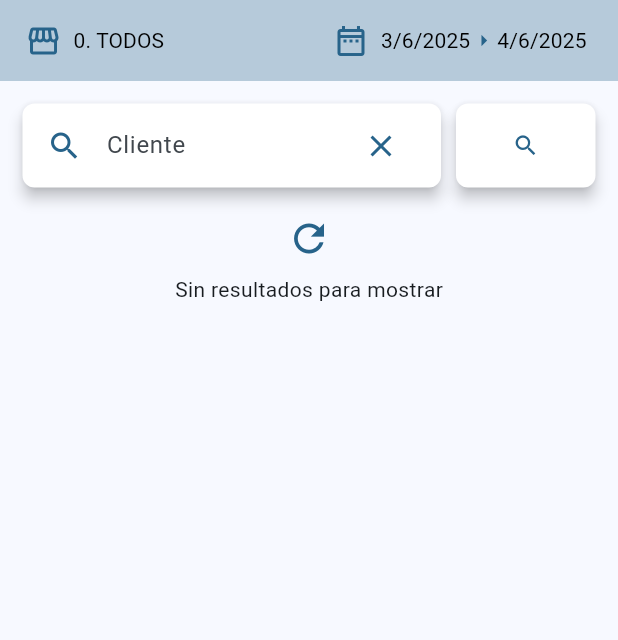
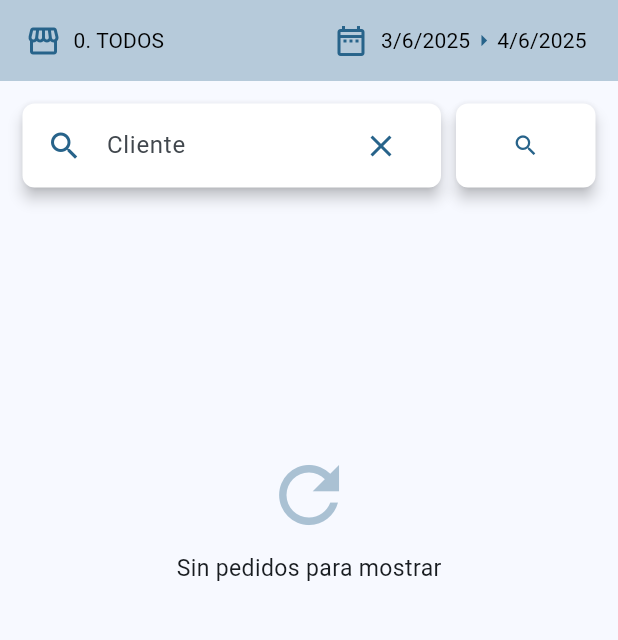
Before and after one commit to DanielPeregrino18/crm, a Flutter app: the Pedido screen opened by its route, on a phone screen of 412 x 824 dp, the part 84-724 px from its top. Run offline on Flutter 3.47's test engine with Material 3 defaults, Android fonts, the phone set to English and light mode, and no system bars; our stand-ins replace after_layout, dio, expandable, flutter_riverpod, flutter_screenutil, fluttertoast and 6 more; missing offline and left inert: dart:ffi; generated files the repository leaves out were written again; network calls fail.

Commit message:
feat: Se agregan indicadores de carga al consultar.

```diff
--- a/lib/presentation/screens/pedido/pedido.dart
+++ b/lib/presentation/screens/pedido/pedido.dart
@@ -26,6 +26,8 @@ class _PedidoState extends ConsumerState<Pedido> {
   bool isLoading = false;
 
   final GlobalKey<ScaffoldState> scaffoldKey = GlobalKey<ScaffoldState>();
+
+  late List<Almacen> almacenes = ref.watch(almacenesProvider);
 
   void guardarAlmacenes(List<Almacen> almacenes) async {
     if (almacenes.isNotEmpty) {
@@ -72,7 +74,6 @@ class _PedidoState extends ConsumerState<Pedido> {
   @override
   Widget build(BuildContext context) {
     final ColorScheme theme = Theme.of(context).colorScheme;
-    List<Almacen> almacenes = ref.watch(almacenesProvider);
 
     final CabsPedRangoVM cabsPedRangoVM = ref.watch(
       cabsPedRangoVMProvider.notifier,
@@ -80,6 +81,9 @@ class _PedidoState extends ConsumerState<Pedido> {
 
     final SearchController clienteSearchController =
         cabsPedRangoVM.pedidosVM.clienteSearchController;
+
+    final List<CabPedRangoModel>? cabsPedRango =
+        ref.watch(cabsPedRangoVMProvider).value;
 
     final List<Widget> searchBarActions = [
       IconButton(
@@ -89,9 +93,6 @@ class _PedidoState extends ConsumerState<Pedido> {
         icon: Icon(Icons.clear, color: theme.primary),
       ),
     ];
-
-    final List<CabPedRangoModel>? cabsPedRango =
-        ref.watch(cabsPedRangoVMProvider).value;
 
     return Scaffold(
       key: scaffoldKey,
@@ -164,7 +165,7 @@ class _PedidoState extends ConsumerState<Pedido> {
                         hint: 'Cliente',
                         actions: searchBarActions,
                         inputController: clienteSearchController,
-                        setIdCliente: (id) {
+                        setIdCliente: (int id) {
                           cabsPedRangoVM.pedidosVM.idCliente = id;
                         },
                       ),
@@ -188,17 +189,36 @@ class _PedidoState extends ConsumerState<Pedido> {
                     ),
                   ],
                 ),
+                cabsPedRango == null
+                    ? SizedBox(
+                      height: MediaQuery.of(context).size.height / 2,
+                      child:
                           isLoading
-                    ? CircularProgressIndicator()
-                    : cabsPedRango == null
                               ? Column(
+                                spacing: 15,
+                                mainAxisAlignment: MainAxisAlignment.center,
+                                crossAxisAlignment: CrossAxisAlignment.center,
+                                children: [
+                                  CircularProgressIndicator(
+                                    backgroundColor: theme.primary.withAlpha(
+                                      95,
+                                    ),
+                                  ),
+                                  Text(
+                                    'Buscando pedidos...',
+                                    style: TextStyle(fontSize: 16.sp),
+                                  ),
+                                ],
+                              )
+                              : Column(
+                                mainAxisAlignment: MainAxisAlignment.center,
                                 crossAxisAlignment: CrossAxisAlignment.center,
                                 children: [
                                   IconButton(
                                     icon: Icon(
                                       Icons.refresh,
-                            color: theme.primary,
-                            size: 30,
+                                      color: theme.primary.withAlpha(95),
+                                      size: 60,
                                     ),
                                     onPressed: () async {
                                       setState(() {
@@ -210,8 +230,12 @@ class _PedidoState extends ConsumerState<Pedido> {
                                       });
                                     },
                                   ),
-                        Text('Sin resultados para mostrar'),
+                                  Text(
+                                    'Sin pedidos para mostrar',
+                                    style: TextStyle(fontSize: 16.sp),
+                                  ),
                                 ],
+                              ),
                     )
                     : Column(
                       spacing: 10,
--- a/lib/presentation/screens/screens.dart
+++ b/lib/presentation/screens/screens.dart
@@ -5,4 +5,4 @@
 
 // Pedidos
 export 'pedido/pedido.dart'; // Pantalla inicial
-export 'pedido/nuevo_detalle_pedido/nuevo_detalle_pedido.dart'; // Detalle de un pedido/Nuevo pedido
+export 'pedido/nuevo_detalle_pedido/nuevo_detalle_pedido.dart'; // Creación de nuevo pedido/Visualización detalles pedido
--- a/lib/presentation/viewmodels/pedidos/op_pedido_vm.dart
+++ b/lib/presentation/viewmodels/pedidos/op_pedido_vm.dart
@@ -59,8 +59,6 @@ class CabPedMovVM extends _$CabPedMovVM {
   }
 
   int idAlmacen = 0;
-
-  final TextEditingController movimientoController = TextEditingController();
 
   late PedidoVM pedidosVM = ref.watch(pedidoVMProvider);
 
--- a/lib/presentation/widgets/search_bar_clientes.dart
+++ b/lib/presentation/widgets/search_bar_clientes.dart
@@ -1,22 +1,21 @@
 import 'dart:async';
-
 import 'package:after_layout/after_layout.dart';
 import 'package:flutter/material.dart';
 import 'package:flutter_screenutil/flutter_screenutil.dart';
 import 'package:google_fonts/google_fonts.dart';
 
 class SearchBarClientes extends StatefulWidget {
-  SearchBarClientes({
+  const SearchBarClientes({
     super.key,
     required this.hint,
     required this.actions,
     required this.inputController,
     required this.setIdCliente,
-    this.initialValue
+    this.initialValue,
   });
 
   final String hint;
-  String? initialValue;
+  final String? initialValue;
 
   final List<Widget> actions;
 
@@ -28,16 +27,12 @@ class SearchBarClientes extends StatefulWidget {
   State<SearchBarClientes> createState() => _SearchBarClientesState();
 }
 
-class _SearchBarClientesState extends State<SearchBarClientes> with AfterLayoutMixin<SearchBarClientes> {
-  @override
-  void initState() {
-    super.initState();
-
-  }
+class _SearchBarClientesState extends State<SearchBarClientes>
+    with AfterLayoutMixin<SearchBarClientes> {
   @override
   Widget build(BuildContext context) {
+    final ColorScheme theme = Theme.of(context).colorScheme;
 
-    var theme = Theme.of(context).colorScheme;
     return SizedBox(
       child: SearchAnchor.bar(
         isFullScreen: false,
@@ -54,7 +49,6 @@ class _SearchBarClientesState extends State<SearchBarClientes> with AfterLayoutM
           borderRadius: BorderRadius.circular(8),
         ),
         viewBackgroundColor: theme.onPrimary,
-
         suggestionsBuilder: (context, controller) {
           return [
             ListTile(
@@ -141,7 +135,7 @@ class _SearchBarClientesState extends State<SearchBarClientes> with AfterLayoutM
 
   @override
   FutureOr<void> afterFirstLayout(BuildContext context) {
-    if(widget.initialValue != null) {
+    if (widget.initialValue != null) {
       widget.inputController.openView();
       widget.inputController.closeView(widget.initialValue);
     }
```
Also changed, not shown: lib/presentation/screens/pedido/widgets/buscar_pedido_movimiento.dart (+14 -1 lines), lib/presentation/screens/pedido/widgets/buscar_pedidos_cliente.dart (+12 -0 lines). Lines whose indentation alone changed are shown as unchanged.
